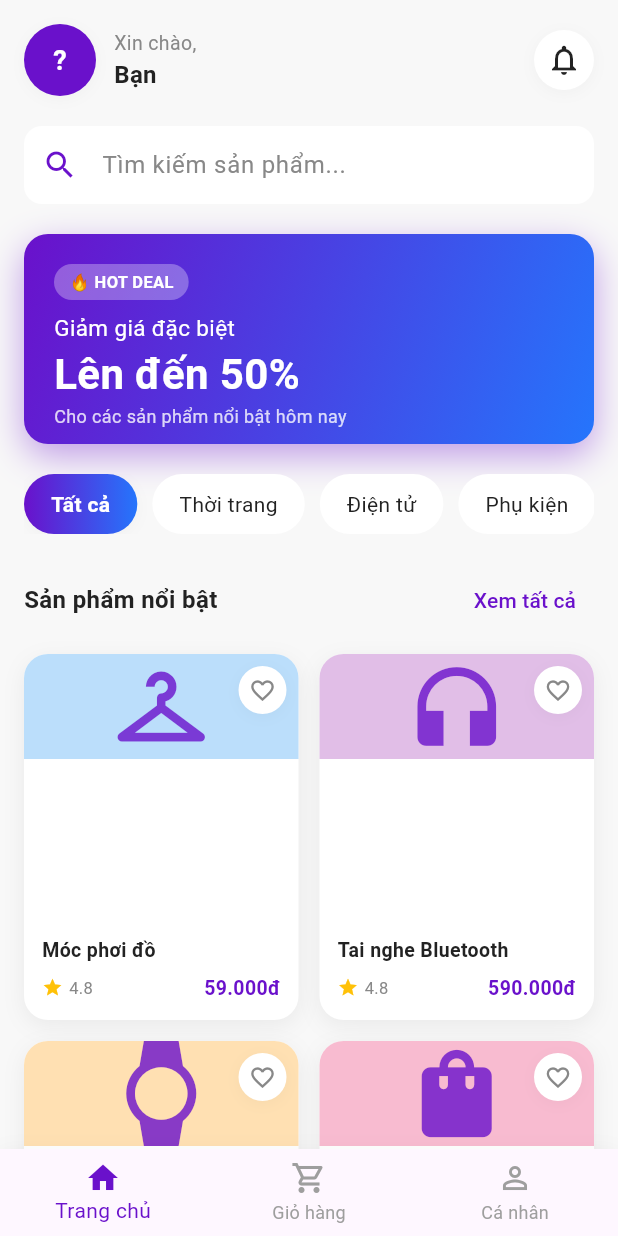
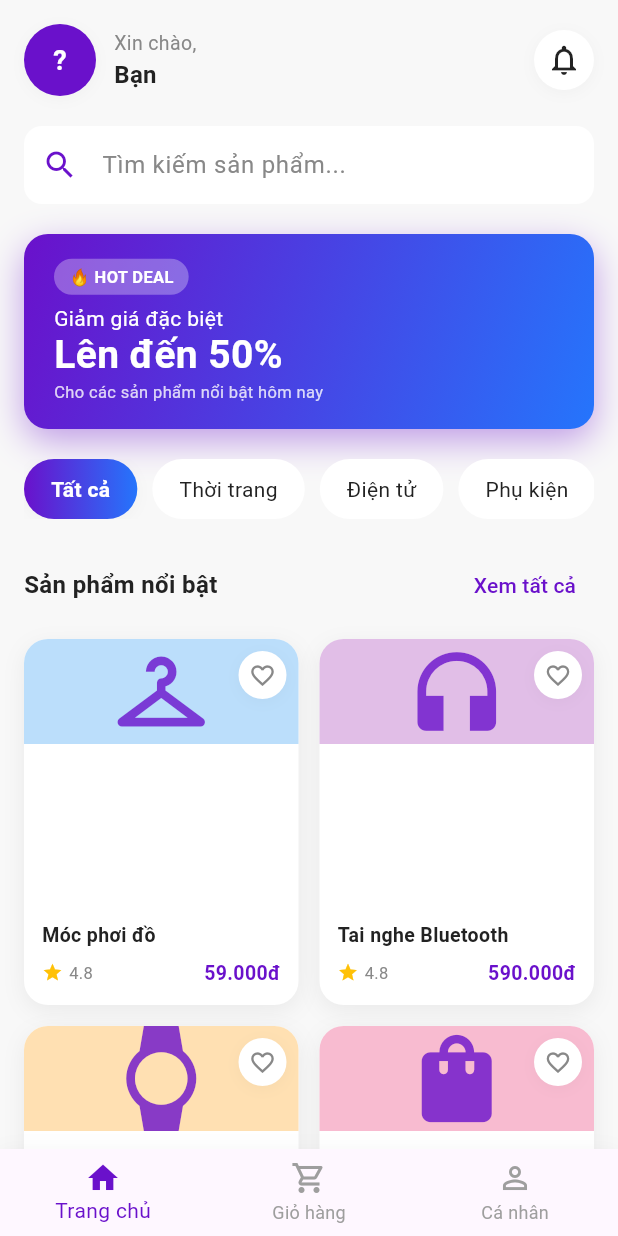
Before and after one commit to nguyenngoclinh07032003/PRM393, a Flutter app: the HomeScreen screen opened directly, on a phone screen of 412 x 824 dp. Run offline on Flutter 3.47's test engine with Material 3 defaults, Android fonts, the phone set to English and light mode, and no system bars; our stand-ins replace cloud_firestore, firebase_auth, firebase_core; accounts and stored records are empty; generated files the repository leaves out were written again.

Commit message:
Fix banner overflow: Dung constraints va maxLines de tranh tran content

```diff
--- a/lib/screens/home/home_screen.dart
+++ b/lib/screens/home/home_screen.dart
@@ -318,9 +318,12 @@ class _HomeScreenState extends State<HomeScreen> with TickerProviderStateMixin {
     return ScaleButton(
       onPressed: () {},
       child: Container(
-        height: 140,
+        constraints: const BoxConstraints(
+          minHeight: 130,
+          maxHeight: 150,
+        ),
         width: double.infinity,
-        padding: const EdgeInsets.all(20),
+        padding: const EdgeInsets.symmetric(horizontal: 20, vertical: 16),
         decoration: BoxDecoration(
           gradient: const LinearGradient(
             colors: [primaryColor, secondaryColor],
@@ -330,7 +333,7 @@ class _HomeScreenState extends State<HomeScreen> with TickerProviderStateMixin {
           borderRadius: BorderRadius.circular(16),
           boxShadow: [
             BoxShadow(
-              color: primaryColor.withOpacity(0.4),
+              color: primaryColor.withValues(alpha: 0.4),
               blurRadius: 20,
               offset: const Offset(0, 8),
             ),
@@ -339,11 +342,12 @@ class _HomeScreenState extends State<HomeScreen> with TickerProviderStateMixin {
         child: Column(
           crossAxisAlignment: CrossAxisAlignment.start,
           mainAxisAlignment: MainAxisAlignment.center,
+          mainAxisSize: MainAxisSize.min,
           children: [
             Container(
               padding: const EdgeInsets.symmetric(horizontal: 10, vertical: 4),
               decoration: BoxDecoration(
-                color: Colors.white.withOpacity(0.3),
+                color: Colors.white.withValues(alpha: 0.3),
                 borderRadius: BorderRadius.circular(20),
               ),
               child: const Text(
@@ -355,22 +359,30 @@ class _HomeScreenState extends State<HomeScreen> with TickerProviderStateMixin {
                 ),
               ),
             ),
-            const SizedBox(height: 8),
+            const SizedBox(height: 6),
             const Text(
               'Giảm giá đặc biệt',
-              style: TextStyle(color: Colors.white, fontSize: 15),
+              style: TextStyle(color: Colors.white, fontSize: 14),
+              maxLines: 1,
+              overflow: TextOverflow.ellipsis,
             ),
             const Text(
               'Lên đến 50%',
               style: TextStyle(
                 color: Colors.white,
-                fontSize: 28,
+                fontSize: 26,
                 fontWeight: FontWeight.bold,
+                height: 1.1,
               ),
+              maxLines: 1,
+              overflow: TextOverflow.ellipsis,
             ),
+            const SizedBox(height: 2),
             const Text(
               'Cho các sản phẩm nổi bật hôm nay',
-              style: TextStyle(color: Color(0xCCFFFFFF), fontSize: 12),
+              style: TextStyle(color: Color(0xCCFFFFFF), fontSize: 11),
+              maxLines: 1,
+              overflow: TextOverflow.ellipsis,
             ),
           ],
         ),
```
